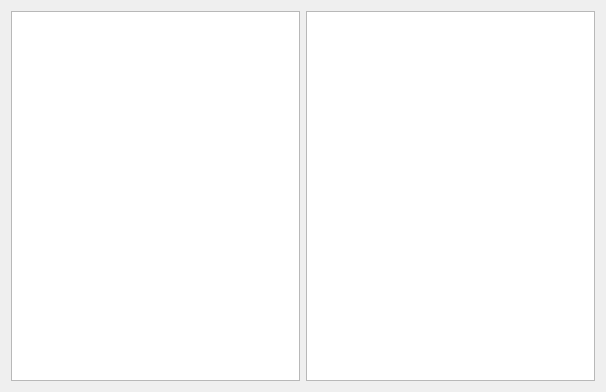
Old version of the form photomanager.ui in the repository sta147/PhotoManagerWidget.
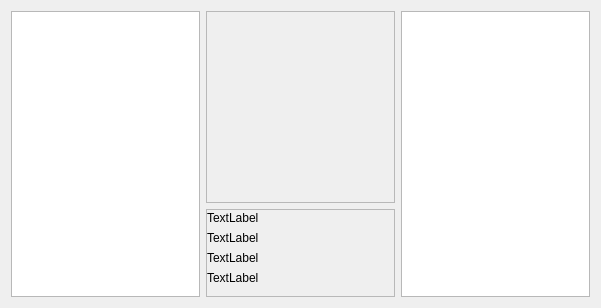
New version of the form.

Commit message: Implemented the main GUI and functionality for displaying images.

```diff
--- a/photomanager.ui
+++ b/photomanager.ui
@@ -6,8 +6,8 @@
    <rect>
     <x>0</x>
     <y>0</y>
-    <width>606</width>
-    <height>392</height>
+    <width>601</width>
+    <height>308</height>
    </rect>
   </property>
   <property name="windowTitle">
@@ -17,13 +17,96 @@
    <property name="autoFillBackground">
     <bool>false</bool>
    </property>
-   <layout class="QHBoxLayout" name="horizontalLayout_2">
-    <item>
-     <widget class="QListView" name="listView"/>
-    </item>
+   <layout class="QHBoxLayout" name="horizontalLayout">
     <item>
      <widget class="QTreeView" name="treeView"/>
     </item>
+    <item>
+     <layout class="QVBoxLayout" name="verticalLayout">
+      <item>
+       <widget class="QGraphicsView" name="graphicsView">
+        <property name="enabled">
+         <bool>false</bool>
+        </property>
+       </widget>
+      </item>
+      <item>
+       <widget class="QScrollArea" name="scrollArea">
+        <property name="widgetResizable">
+         <bool>true</bool>
+        </property>
+        <widget class="QWidget" name="scrollAreaWidgetContents">
+         <property name="geometry">
+          <rect>
+           <x>0</x>
+           <y>0</y>
+           <width>183</width>
+           <height>77</height>
+          </rect>
+         </property>
+         <widget class="QLabel" name="label_4">
+          <property name="geometry">
+           <rect>
+            <x>0</x>
+            <y>60</y>
+            <width>147</width>
+            <height>16</height>
+           </rect>
+          </property>
+          <property name="text">
+           <string>TextLabel</string>
+          </property>
+         </widget>
+         <widget class="QLabel" name="label_3">
+          <property name="geometry">
+           <rect>
+            <x>0</x>
+            <y>40</y>
+            <width>147</width>
+            <height>16</height>
+           </rect>
+          </property>
+          <property name="text">
+           <string>TextLabel</string>
+          </property>
+         </widget>
+         <widget class="QLabel" name="label">
+          <property name="geometry">
+           <rect>
+            <x>0</x>
+            <y>0</y>
+            <width>147</width>
+            <height>16</height>
+           </rect>
+          </property>
+          <property name="text">
+           <string>TextLabel</string>
+          </property>
+          <property name="scaledContents">
+           <bool>true</bool>
+          </property>
+         </widget>
+         <widget class="QLabel" name="label_2">
+          <property name="geometry">
+           <rect>
+            <x>0</x>
+            <y>20</y>
+            <width>147</width>
+            <height>16</height>
+           </rect>
+          </property>
+          <property name="text">
+           <string>TextLabel</string>
+          </property>
+         </widget>
+        </widget>
+       </widget>
+      </item>
+     </layout>
+    </item>
+    <item>
+     <widget class="QListView" name="listView"/>
+    </item>
    </layout>
   </widget>
   <widget class="QMenuBar" name="menuBar">
```
Left out of the diff: 2 changed lines with no effect on the pictures. The commit also changes 3 other files.
